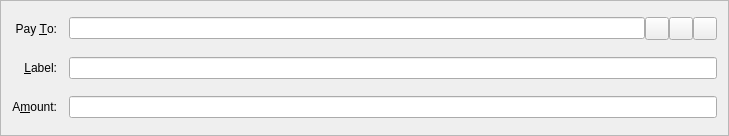
wpstudio/blazecoin, file src/qt/forms/sendcoinsentry.ui: the form before one commit.
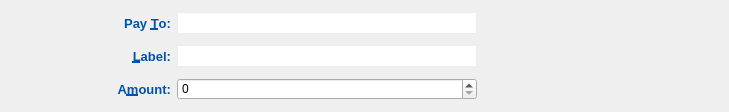
The form after the commit. Icons and pictures are not drawn. Custom widgets are drawn as their Qt base class.

Commit message: Version 2 fix with Leveldb done right

What changed in the file:
```diff
--- a/src/qt/forms/sendcoinsentry.ui
+++ b/src/qt/forms/sendcoinsentry.ui
@@ -7,88 +7,157 @@
     <x>0</x>
     <y>0</y>
     <width>729</width>
-    <height>136</height>
+    <height>112</height>
    </rect>
   </property>
+  <property name="sizePolicy">
+   <sizepolicy hsizetype="Preferred" vsizetype="Fixed">
+    <horstretch>0</horstretch>
+    <verstretch>0</verstretch>
+   </sizepolicy>
+  </property>
   <property name="windowTitle">
-   <string>Form</string>
+   <string notr="true"/>
+  </property>
+  <property name="styleSheet">
+   <string notr="true">QLabel {
+	color: #0052AE;
+}
+QLineEdit {
+	border: 1px solid #ededed;
+	background-color: white;
+	min-height: 20px;
+}
+QComboBox {
+	border: 1px solid #ededed;
+	background-color: white;
+	min-height: 20px;
+	max-width: 60px;
+}</string>
   </property>
   <property name="frameShape">
-   <enum>QFrame::StyledPanel</enum>
+   <enum>QFrame::NoFrame</enum>
   </property>
   <property name="frameShadow">
    <enum>QFrame::Sunken</enum>
   </property>
-  <layout class="QGridLayout" name="gridLayout">
-   <property name="spacing">
-    <number>12</number>
-   </property>
-   <item row="5" column="0">
-    <widget class="QLabel" name="label">
-     <property name="text">
-      <string>A&amp;mount:</string>
+  <property name="lineWidth">
+   <number>0</number>
+  </property>
+  <layout class="QGridLayout" name="gridLayout_2">
+   <item row="0" column="0">
+    <spacer name="horizontalSpacer">
+     <property name="orientation">
+      <enum>Qt::Horizontal</enum>
      </property>
-     <property name="alignment">
-      <set>Qt::AlignRight|Qt::AlignTrailing|Qt::AlignVCenter</set>
+     <property name="sizeHint" stdset="0">
+      <size>
+       <width>40</width>
+       <height>20</height>
+      </size>
      </property>
-     <property name="buddy">
-      <cstring>payAmount</cstring>
-     </property>
-    </widget>
+    </spacer>
    </item>
-   <item row="3" column="0">
-    <widget class="QLabel" name="label_2">
-     <property name="text">
-      <string>Pay &amp;To:</string>
+   <item row="0" column="1">
+    <layout class="QGridLayout" name="gridLayout">
+     <property name="verticalSpacing">
+      <number>10</number>
      </property>
-     <property name="alignment">
-      <set>Qt::AlignRight|Qt::AlignTrailing|Qt::AlignVCenter</set>
-     </property>
-     <property name="buddy">
-      <cstring>payTo</cstring>
-     </property>
-    </widget>
-   </item>
-   <item row="5" column="1">
-    <widget class="BitcoinAmountField" name="payAmount"/>
-   </item>
-   <item row="4" column="1">
-    <layout class="QHBoxLayout" name="horizontalLayout_2">
-     <property name="spacing">
-      <number>0</number>
-     </property>
-     <item>
+     <item row="0" column="0">
+      <widget class="QLabel" name="label_2">
+       <property name="font">
+        <font>
+         <pointsize>10</pointsize>
+         <weight>75</weight>
+         <bold>true</bold>
+        </font>
+       </property>
+       <property name="text">
+        <string>Pay &amp;To:</string>
+       </property>
+       <property name="alignment">
+        <set>Qt::AlignRight|Qt::AlignTrailing|Qt::AlignVCenter</set>
+       </property>
+       <property name="buddy">
+        <cstring>payTo</cstring>
+       </property>
+      </widget>
+     </item>
+     <item row="1" column="0">
+      <widget class="QLabel" name="label_4">
+       <property name="font">
+        <font>
+         <pointsize>10</pointsize>
+         <weight>75</weight>
+         <bold>true</bold>
+        </font>
+       </property>
+       <property name="text">
+        <string>&amp;Label:</string>
+       </property>
+       <property name="alignment">
+        <set>Qt::AlignRight|Qt::AlignTrailing|Qt::AlignVCenter</set>
+       </property>
+       <property name="buddy">
+        <cstring>addAsLabel</cstring>
+       </property>
+      </widget>
+     </item>
+     <item row="2" column="0">
+      <widget class="QLabel" name="label">
+       <property name="font">
+        <font>
+         <pointsize>10</pointsize>
+         <weight>75</weight>
+         <bold>true</bold>
+        </font>
+       </property>
+       <property name="text">
+        <string>A&amp;mount:</string>
+       </property>
+       <property name="alignment">
+        <set>Qt::AlignRight|Qt::AlignTrailing|Qt::AlignVCenter</set>
+       </property>
+       <property name="buddy">
+        <cstring>payAmount</cstring>
+       </property>
+      </widget>
+     </item>
+     <item row="2" column="1">
+      <layout class="QHBoxLayout" name="horizontalLayout">
+       <item>
+        <widget class="BlazecoinAmountField" name="payAmount">
+         <property name="sizePolicy">
+          <sizepolicy hsizetype="Minimum" vsizetype="Fixed">
+           <horstretch>0</horstretch>
+           <verstretch>0</verstretch>
+          </sizepolicy>
+         </property>
+         <property name="minimumSize">
+          <size>
+           <width>0</width>
+           <height>0</height>
+          </size>
+         </property>
+        </widget>
+       </item>
+      </layout>
+     </item>
+     <item row="1" column="1">
       <widget class="QValidatedLineEdit" name="addAsLabel">
-       <property name="enabled">
-        <bool>true</bool>
-       </property>
        <property name="toolTip">
         <string>Enter a label for this address to add it to your address book</string>
        </property>
       </widget>
      </item>
-    </layout>
-   </item>
-   <item row="4" column="0">
-    <widget class="QLabel" name="label_4">
-     <property name="text">
-      <string>&amp;Label:</string>
-     </property>
-     <property name="alignment">
-      <set>Qt::AlignRight|Qt::AlignTrailing|Qt::AlignVCenter</set>
-     </property>
-     <property name="buddy">
-      <cstring>addAsLabel</cstring>
-     </property>
-    </widget>
-   </item>
-   <item row="3" column="1">
-    <layout class="QHBoxLayout" name="payToLayout">
-     <property name="spacing">
-      <number>0</number>
-     </property>
-     <item>
+     <item row="0" column="1">
       <widget class="QValidatedLineEdit" name="payTo">
+       <property name="minimumSize">
+        <size>
+         <width>300</width>
+         <height>22</height>
+        </size>
+       </property>
        <property name="toolTip">
         <string>The address to send the payment to  (e.g. 1NS17iag9jJgTHD1VXjvLCEnZuQ3rJDE9L)</string>
        </property>
@@ -97,63 +166,230 @@
        </property>
       </widget>
      </item>
+    </layout>
+   </item>
+   <item row="0" column="2">
+    <layout class="QVBoxLayout" name="verticalLayout">
      <item>
-      <widget class="QToolButton" name="addressBookButton">
-       <property name="toolTip">
-        <string>Choose address from address book</string>
-       </property>
-       <property name="text">
-        <string/>
-       </property>
-       <property name="icon">
-        <iconset resource="../bitcoin.qrc">
-         <normaloff>:/icons/address-book</normaloff>:/icons/address-book</iconset>
-       </property>
-       <property name="shortcut">
-        <string>Alt+A</string>
-       </property>
-      </widget>
+      <layout class="QHBoxLayout" name="horizontalLayout_2">
+       <item>
+        <widget class="QPushButton" name="addButton">
+         <property name="minimumSize">
+          <size>
+           <width>28</width>
+           <height>28</height>
+          </size>
+         </property>
+         <property name="maximumSize">
+          <size>
+           <width>28</width>
+           <height>28</height>
+          </size>
+         </property>
+         <property name="toolTip">
+          <string>Send to multiple recipients at once</string>
+         </property>
+         <property name="styleSheet">
+          <string notr="true">QPushButton {
+	border: 0px solid gray;
+	image: url(:/res/add_receiver/normal.png);
+}
+
+QPushButton:!enabled {
+	image: url(:/res/add_receiver/disabled.png);
+}
+
+QPushButton:pressed:flat {
+	image: url(:/res/add_receiver/pressed.png);
+}
+
+QPushButton:hover {
+	image: url(:/res/add_receiver/hover.png);
+}</string>
+         </property>
+         <property name="text">
+          <string/>
+         </property>
+         <property name="shortcut">
+          <string>Alt+P</string>
+         </property>
+         <property name="flat">
+          <bool>true</bool>
+         </property>
+        </widget>
+       </item>
+       <item>
+        <widget class="QPushButton" name="pasteButton">
+         <property name="minimumSize">
+          <size>
+           <width>28</width>
+           <height>28</height>
+          </size>
+         </property>
+         <property name="maximumSize">
+          <size>
+           <width>28</width>
+           <height>28</height>
+          </size>
+         </property>
+         <property name="toolTip">
+          <string>Paste address from clipboard</string>
+         </property>
+         <property name="styleSheet">
+          <string notr="true">QPushButton {
+	border: 0px solid gray;
+	image: url(:/res/paste/normal.png);
+}
+
+QPushButton:!enabled {
+	image: url(:/res/paste/disabled.png);
+}
+
+QPushButton:pressed:flat {
+	image: url(:/res/paste/pressed.png);
+}
+
+QPushButton:hover {
+	image: url(:/res/paste/hover.png);
+}</string>
+         </property>
+         <property name="text">
+          <string/>
+         </property>
+         <property name="shortcut">
+          <string>Alt+A</string>
+         </property>
+         <property name="flat">
+          <bool>true</bool>
+         </property>
+        </widget>
+       </item>
+       <item>
+        <widget class="QPushButton" name="addressBookButton">
+         <property name="minimumSize">
+          <size>
+           <width>28</width>
+           <height>28</height>
+          </size>
+         </property>
+         <property name="maximumSize">
+          <size>
+           <width>28</width>
+           <height>28</height>
+          </size>
+         </property>
+         <property name="toolTip">
+          <string>Choose address from address book</string>
+         </property>
+         <property name="styleSheet">
+          <string notr="true">QPushButton {
+	border: 0px solid gray;
+	image: url(:/res/addressbook/normal.png);
+}
+
+QPushButton:!enabled {
+	image: url(:/res/addressbook/disabled.png);
+}
+
+QPushButton:pressed:flat {
+	image: url(:/res/addressbook/pressed.png);
+}
+
+QPushButton:hover {
+	image: url(:/res/addressbook/hover.png);
+}</string>
+         </property>
+         <property name="text">
+          <string/>
+         </property>
+         <property name="shortcut">
+          <string>Alt+P</string>
+         </property>
+         <property name="flat">
+          <bool>true</bool>
+         </property>
+        </widget>
+       </item>
+       <item>
+        <widget class="QPushButton" name="deleteButton">
+         <property name="minimumSize">
+          <size>
+           <width>28</width>
+           <height>28</height>
+          </size>
+         </property>
+         <property name="maximumSize">
+          <size>
+           <width>28</width>
+           <height>28</height>
+          </size>
+         </property>
+         <property name="toolTip">
+          <string>Remove this recipient</string>
+         </property>
+         <property name="styleSheet">
+          <string notr="true">QPushButton {
+	border: 0px solid gray;
+	image: url(:/res/del_receiver/normal.png);
+}
+
+QPushButton:!enabled {
+	image: url(:/res/del_receiver/disabled.png);
+}
+
+QPushButton:pressed:flat {
+	image: url(:/res/del_receiver/pressed.png);
+}
+
+QPushButton:hover {
+	image: url(:/res/del_receiver/hover.png);
+}</string>
+         </property>
+         <property name="text">
+          <string/>
+         </property>
+         <property name="flat">
+          <bool>true</bool>
+         </property>
+        </widget>
+       </item>
+      </layout>
      </item>
      <item>
-      <widget class="QToolButton" name="pasteButton">
-       <property name="toolTip">
-        <string>Paste address from clipboard</string>
+      <spacer name="verticalSpacer">
+       <property name="orientation">
+        <enum>Qt::Vertical</enum>
        </property>
-       <property name="text">
-        <string/>
+       <property name="sizeHint" stdset="0">
+        <size>
+         <width>20</width>
+         <height>40</height>
+        </size>
        </property>
-       <property name="icon">
-        <iconset resource="../bitcoin.qrc">
-         <normaloff>:/icons/editpaste</normaloff>:/icons/editpaste</iconset>
-       </property>
-       <property name="shortcut">
-        <string>Alt+P</string>
-       </property>
-      </widget>
+      </spacer>
      </item>
-     <item>
-      <widget class="QToolButton" name="deleteButton">
-       <property name="toolTip">
-        <string>Remove this recipient</string>
-       </property>
-       <property name="text">
-        <string/>
-       </property>
-       <property name="icon">
-        <iconset resource="../bitcoin.qrc">
-         <normaloff>:/icons/remove</normaloff>:/icons/remove</iconset>
-       </property>
-      </widget>
-     </item>
     </layout>
    </item>
+   <item row="0" column="3">
+    <spacer name="horizontalSpacer_2">
+     <property name="orientation">
+      <enum>Qt::Horizontal</enum>
+     </property>
+     <property name="sizeHint" stdset="0">
+      <size>
+       <width>40</width>
+       <height>20</height>
+      </size>
+     </property>
+    </spacer>
+   </item>
   </layout>
  </widget>
  <customwidgets>
   <customwidget>
-   <class>BitcoinAmountField</class>
-   <extends>QLineEdit</extends>
-   <header>bitcoinamountfield.h</header>
+   <class>BlazecoinAmountField</class>
+   <extends>QSpinBox</extends>
+   <header>blazecoinamountfield.h</header>
    <container>1</container>
   </customwidget>
   <customwidget>
```
Left out of the diff: 11 changed lines with no effect on the pictures. The commit also changes 833 other files.
